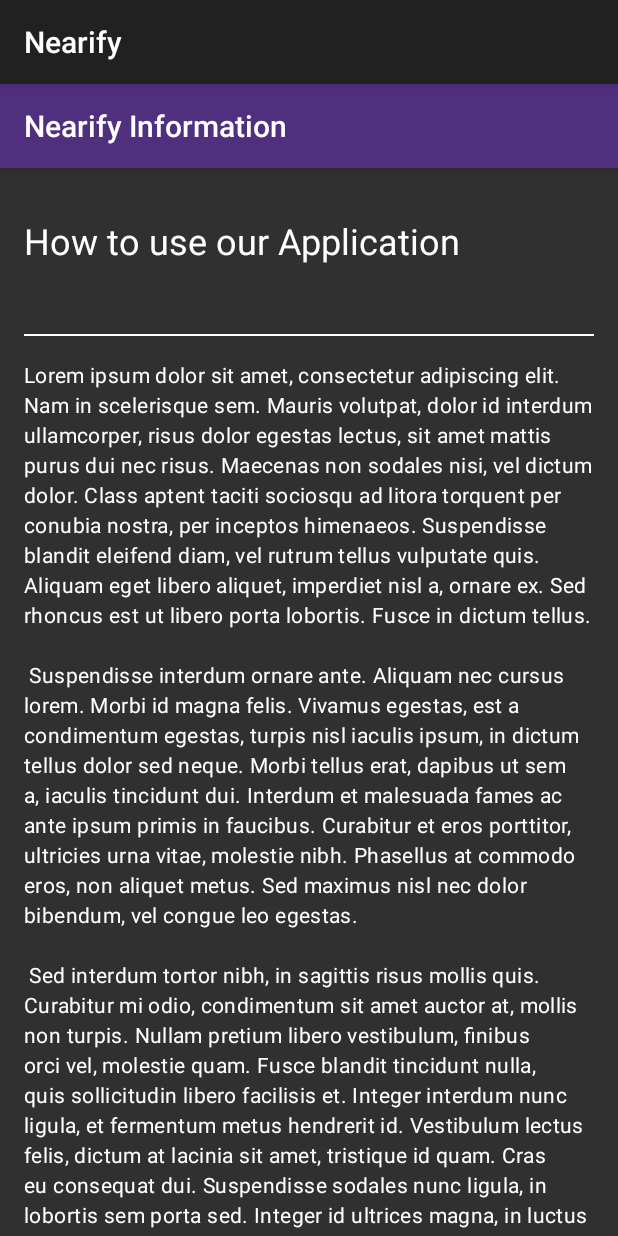
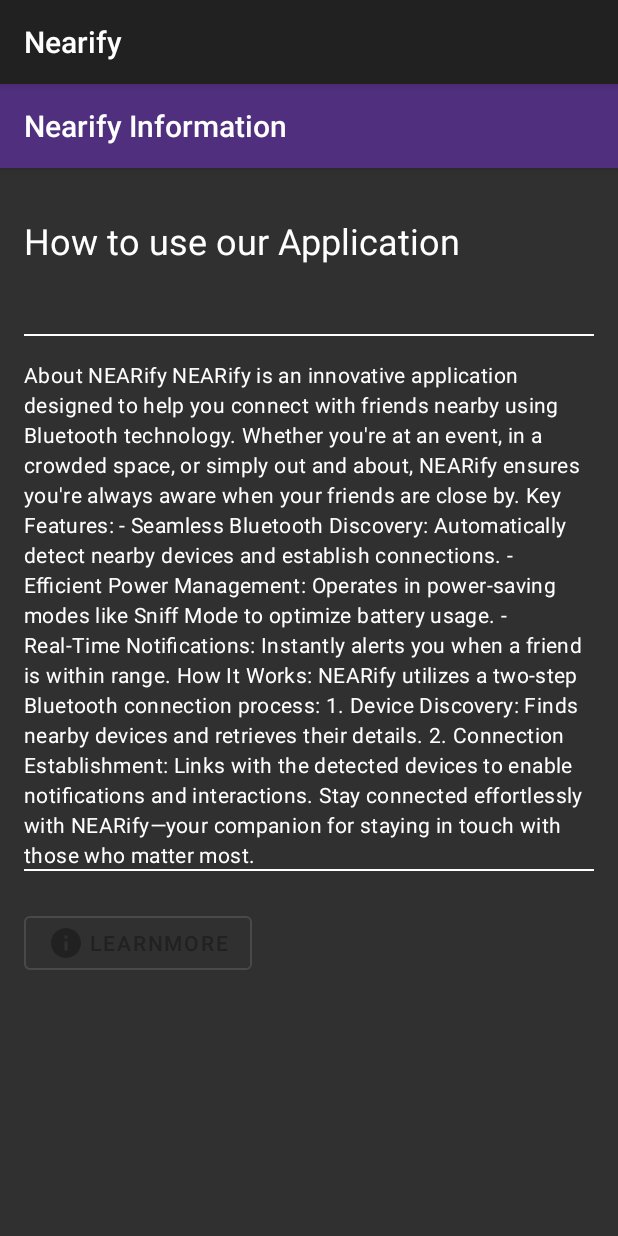
Before and after one commit to m10090/nearify, an Android app built with Jetpack Compose: the fragment InfoFragment shown on its own in the app's theme, on a phone screen of 412 x 824 dp. Run offline under Robolectric (Android 15) with nearby library versions, the phone set to English and light mode, and no system bars.

Commit message:
Final touches 4

```diff
--- a/app/src/main/res/layout/activity_device_list.xml
+++ b/app/src/main/res/layout/activity_device_list.xml
@@ -14,7 +14,7 @@
         android:layout_height="wrap_content"
         android:text="Open bluetooth setting to make it discoverable"
         android:textFontWeight="@integer/material_motion_duration_long_2"
-        android:padding="12dp"
+        android:padding="40dp"
         android:textSize="15dp"
         app:layout_constraintTop_toTopOf="parent"
         />
--- a/app/src/main/res/values/strings.xml
+++ b/app/src/main/res/values/strings.xml
@@ -17,39 +17,20 @@
 
     </string>
     <string name="lorem_ipsum">
-        Lorem ipsum dolor sit amet, consectetur adipiscing elit. Nam in scelerisque sem. Mauris
-        volutpat, dolor id interdum ullamcorper, risus dolor egestas lectus, sit amet mattis purus
-        dui nec risus. Maecenas non sodales nisi, vel dictum dolor. Class aptent taciti sociosqu ad
-        litora torquent per conubia nostra, per inceptos himenaeos. Suspendisse blandit eleifend
-        diam, vel rutrum tellus vulputate quis. Aliquam eget libero aliquet, imperdiet nisl a,
-        ornare ex. Sed rhoncus est ut libero porta lobortis. Fusce in dictum tellus.\n\n
-        Suspendisse interdum ornare ante. Aliquam nec cursus lorem. Morbi id magna felis. Vivamus
-        egestas, est a condimentum egestas, turpis nisl iaculis ipsum, in dictum tellus dolor sed
-        neque. Morbi tellus erat, dapibus ut sem a, iaculis tincidunt dui. Interdum et malesuada
-        fames ac ante ipsum primis in faucibus. Curabitur et eros porttitor, ultricies urna vitae,
-        molestie nibh. Phasellus at commodo eros, non aliquet metus. Sed maximus nisl nec dolor
-        bibendum, vel congue leo egestas.\n\n
-        Sed interdum tortor nibh, in sagittis risus mollis quis. Curabitur mi odio, condimentum sit
-        amet auctor at, mollis non turpis. Nullam pretium libero vestibulum, finibus orci vel,
-        molestie quam. Fusce blandit tincidunt nulla, quis sollicitudin libero facilisis et. Integer
-        interdum nunc ligula, et fermentum metus hendrerit id. Vestibulum lectus felis, dictum at
-        lacinia sit amet, tristique id quam. Cras eu consequat dui. Suspendisse sodales nunc ligula,
-        in lobortis sem porta sed. Integer id ultrices magna, in luctus elit. Sed a pellentesque
-        est.\n\n
-        Aenean nunc velit, lacinia sed dolor sed, ultrices viverra nulla. Etiam a venenatis nibh.
-        Morbi laoreet, tortor sed facilisis varius, nibh orci rhoncus nulla, id elementum leo dui
-        non lorem. Nam mollis ipsum quis auctor varius. Quisque elementum eu libero sed commodo. In
-        eros nisl, imperdiet vel imperdiet et, scelerisque a mauris. Pellentesque varius ex nunc,
-        quis imperdiet eros placerat ac. Duis finibus orci et est auctor tincidunt. Sed non viverra
-        ipsum. Nunc quis augue egestas, cursus lorem at, molestie sem. Morbi a consectetur ipsum, a
-        placerat diam. Etiam vulputate dignissim convallis. Integer faucibus mauris sit amet finibus
-        convallis.\n\n
-        Phasellus in aliquet mi. Pellentesque habitant morbi tristique senectus et netus et
-        malesuada fames ac turpis egestas. In volutpat arcu ut felis sagittis, in finibus massa
-        gravida. Pellentesque id tellus orci. Integer dictum, lorem sed efficitur ullamcorper,
-        libero justo consectetur ipsum, in mollis nisl ex sed nisl. Donec maximus ullamcorper
-        sodales. Praesent bibendum rhoncus tellus nec feugiat. In a ornare nulla. Donec rhoncus
-        libero vel nunc consequat, quis tincidunt nisl eleifend. Cras bibendum enim a justo luctus
-        vestibulum. Fusce dictum libero quis erat maximus, vitae volutpat diam dignissim.
+     About NEARify
+
+    NEARify is an innovative application designed to help you connect with friends nearby using Bluetooth technology. Whether you\'re at an event, in a crowded space, or simply out and about, NEARify ensures you\'re always aware when your friends are close by.
+    Key Features:
+    - Seamless Bluetooth Discovery: Automatically detect nearby devices and establish connections.
+    - Efficient Power Management: Operates in power-saving modes like Sniff Mode to optimize battery usage.
+    - Real-Time Notifications: Instantly alerts you when a friend is within range.
+
+    How It Works:
+    NEARify utilizes a two-step Bluetooth connection process:
+    1. Device Discovery: Finds nearby devices and retrieves their details.
+    2. Connection Establishment: Links with the detected devices to enable notifications and interactions.
+
+    Stay connected effortlessly with NEARify—your companion for staying in touch with those who matter most.
+
     </string>
 </resources>
```
